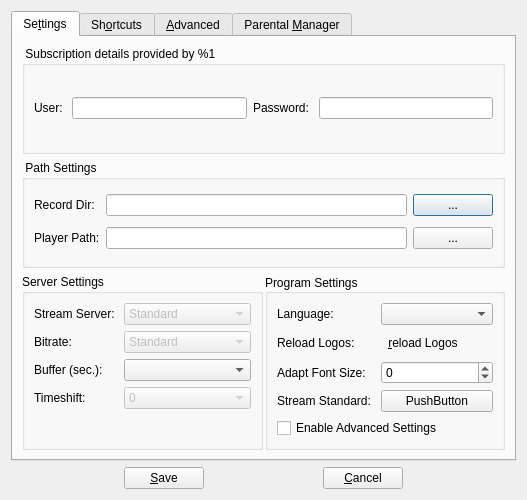
This is forms/csettingsdlg.ui in Jo2003/vlc_record as Qt 5 draws it before an edit. The edited form follows.
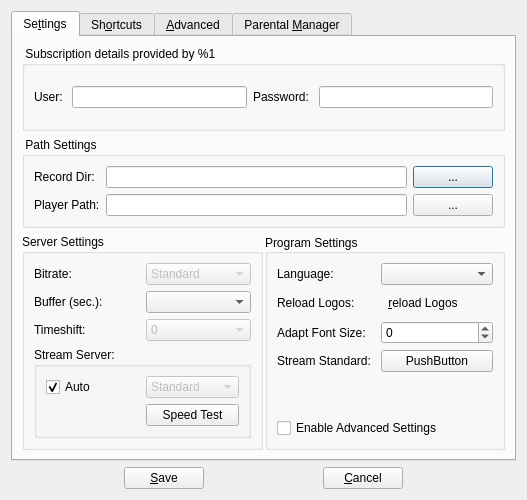
This is the edited form. The open tabs and pages were chosen to show the change. Icons and pictures are not drawn. Custom widgets are drawn as their Qt base class.

Commit message: auto stream server works

Diff of the .ui file:
```diff
--- a/forms/csettingsdlg.ui
+++ b/forms/csettingsdlg.ui
@@ -6,8 +6,8 @@
    <rect>
     <x>0</x>
     <y>0</y>
-    <width>494</width>
-    <height>483</height>
+    <width>476</width>
+    <height>456</height>
    </rect>
   </property>
   <property name="windowTitle">
@@ -135,37 +135,15 @@
            <property name="title">
             <string>Server Settings</string>
            </property>
-           <layout class="QFormLayout" name="formLayout_3">
-            <property name="fieldGrowthPolicy">
-             <enum>QFormLayout::AllNonFixedFieldsGrow</enum>
-            </property>
+           <layout class="QGridLayout" name="gridLayout_6">
             <item row="0" column="0">
-             <widget class="QLabel" name="labStreamServer">
-              <property name="text">
-               <string>Stream Server: </string>
-              </property>
-             </widget>
-            </item>
-            <item row="0" column="1">
-             <widget class="QComboBox" name="cbxStreamServer">
-              <property name="enabled">
-               <bool>false</bool>
-              </property>
-              <item>
-               <property name="text">
-                <string>Standard</string>
-               </property>
-              </item>
-             </widget>
-            </item>
-            <item row="1" column="0">
              <widget class="QLabel" name="labBitRate">
               <property name="text">
                <string>Bitrate:</string>
               </property>
              </widget>
             </item>
-            <item row="1" column="1">
+            <item row="0" column="1">
              <widget class="QComboBox" name="cbxBitRate">
               <property name="enabled">
                <bool>false</bool>
@@ -177,24 +155,24 @@
               </item>
              </widget>
             </item>
-            <item row="2" column="0">
+            <item row="1" column="0">
              <widget class="QLabel" name="labBuffer">
               <property name="text">
                <string>Buffer (sec.):</string>
               </property>
              </widget>
             </item>
-            <item row="2" column="1">
+            <item row="1" column="1">
              <widget class="QComboBox" name="cbxBufferSeconds"/>
             </item>
-            <item row="3" column="0">
+            <item row="2" column="0">
              <widget class="QLabel" name="label_16">
               <property name="text">
                <string>Timeshift: </string>
               </property>
              </widget>
             </item>
-            <item row="3" column="1">
+            <item row="2" column="1">
              <widget class="QComboBox" name="cbxTimeShift">
               <property name="enabled">
                <bool>false</bool>
@@ -218,6 +196,44 @@
               </item>
              </widget>
             </item>
+            <item row="3" column="0" colspan="2">
+             <widget class="QGroupBox" name="groupBox">
+              <property name="title">
+               <string>Stream Server: </string>
+              </property>
+              <layout class="QGridLayout" name="gridLayout_5">
+               <item row="0" column="0">
+                <widget class="QCheckBox" name="chkStrSrvAuto">
+                 <property name="text">
+                  <string>Auto</string>
+                 </property>
+                 <property name="checked">
+                  <bool>true</bool>
+                 </property>
+                </widget>
+               </item>
+               <item row="0" column="1">
+                <widget class="QComboBox" name="cbxStreamServer">
+                 <property name="enabled">
+                  <bool>false</bool>
+                 </property>
+                 <item>
+                  <property name="text">
+                   <string>Standard</string>
+                  </property>
+                 </item>
+                </widget>
+               </item>
+               <item row="1" column="1">
+                <widget class="QPushButton" name="pushSpeedTest">
+                 <property name="text">
+                  <string>Speed Test</string>
+                 </property>
+                </widget>
+               </item>
+              </layout>
+             </widget>
+            </item>
            </layout>
           </widget>
          </item>
```
Left out of the diff: 24 changed lines with no effect on the pictures. The commit also changes 11 other files.
